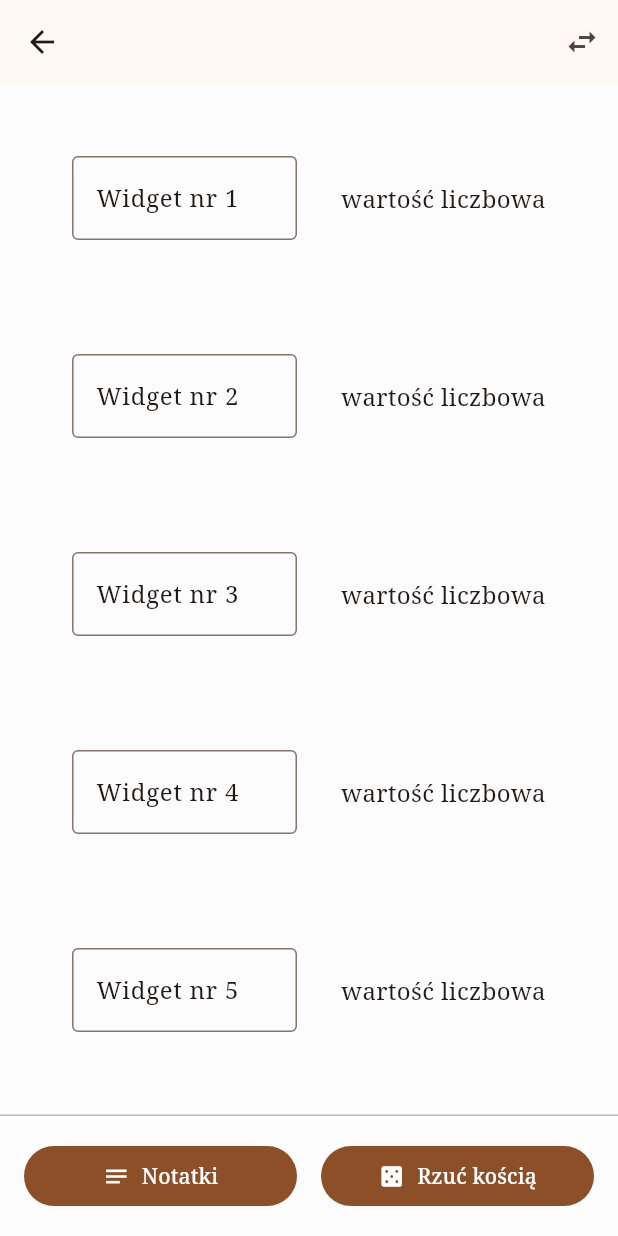
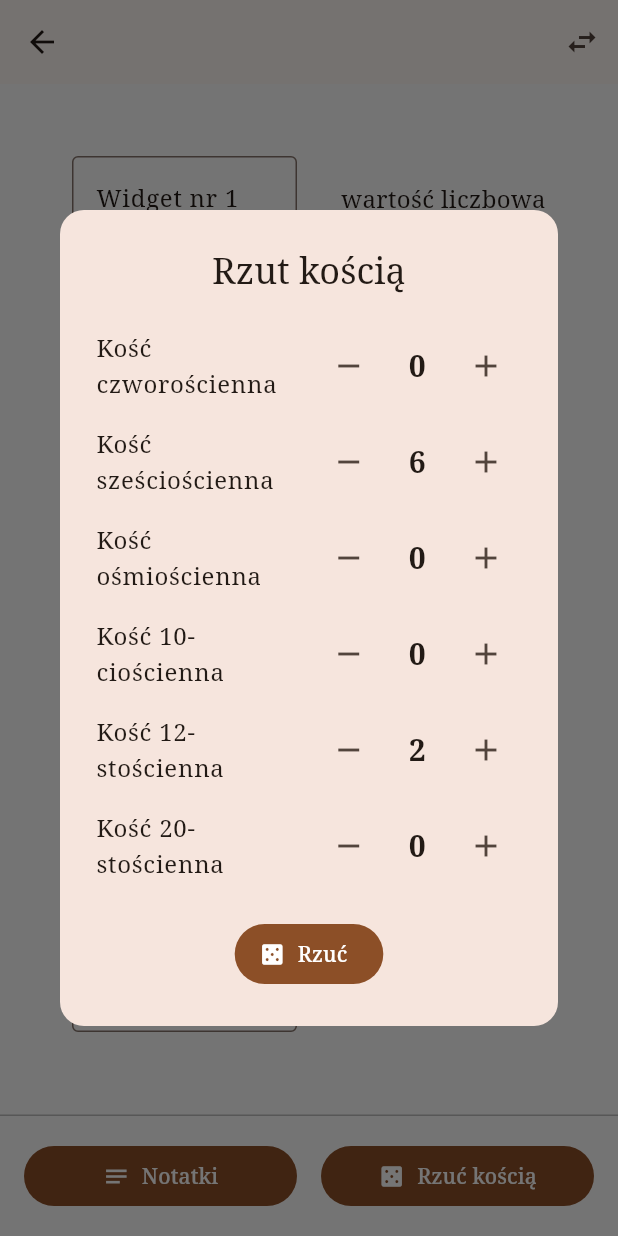
Before and after one commit to NikodemGrzela/RPGMaster, a Flutter app: the CharacterSheetScreen screen opened directly with empty values, after a tap on "Rzuć kością", on a phone screen of 412 x 824 dp. Run offline on Flutter 3.47's test engine with Material 3 defaults, Android fonts, the phone set to English and light mode, and no system bars; our stand-ins replace cloud_firestore, firebase_auth, firebase_core, flutter_riverpod, google_sign_in; accounts and stored records are empty; generated files the repository leaves out were written again.

Commit message:
Dodano rzuty kością

```diff
--- a/rpgmaster/lib/screens/characterSheet/character_sheet.dart
+++ b/rpgmaster/lib/screens/characterSheet/character_sheet.dart
@@ -1,5 +1,6 @@
 import 'package:flutter/material.dart';
 import '../../ui/widgets/attribute_number_field.dart';
+import '../../ui/widgets/dice_roll_dialog.dart';
 
 class CharacterSheetScreen extends StatelessWidget {
   final String characterName;
@@ -92,7 +93,7 @@ class CharacterSheetScreen extends StatelessWidget {
                 Expanded(
                   child: FilledButton(
                     onPressed: () {
-                      // TODO: Nawigacja do rzutu kością
+                      showDiceRollDialog(context);
                     },
                     child: Row(
                       mainAxisAlignment: MainAxisAlignment.center,
--- /dev/null
+++ b/rpgmaster/lib/ui/widgets/dice_roll_dialog.dart
@@ -0,0 +1,143 @@
+import 'package:flutter/material.dart';
+import 'dart:math';
+import 'dice_row.dart';
+
+/// Dialog do rzutu kością
+class DiceRollDialog extends StatefulWidget {
+  const DiceRollDialog({super.key});
+
+  @override
+  State<DiceRollDialog> createState() => _DiceRollDialogState();
+}
+
+class _DiceRollDialogState extends State<DiceRollDialog> {
+  // Stan kości
+  final Map<String, int> diceCount = {
+    'k4': 0,
+    'k6': 6,
+    'k8': 0,
+    'k10': 0,
+    'k12': 2,
+    'k20': 0,
+  };
+
+  // Mapowanie typu kości na liczbę ścianek
+  static const Map<String, int> diceSides = {
+    'k4': 4,
+    'k6': 6,
+    'k8': 8,
+    'k10': 10,
+    'k12': 12,
+    'k20': 20,
+  };
+
+  // Lista nazw kości
+  static const List<MapEntry<String, String>> diceConfig = [
+    MapEntry('k4', 'Kość czworościenna'),
+    MapEntry('k6', 'Kość sześciościenna'),
+    MapEntry('k8', 'Kość ośmiościenna'),
+    MapEntry('k10', 'Kość 10-ciościenna'),
+    MapEntry('k12', 'Kość 12-stościenna'),
+    MapEntry('k20', 'Kość 20-stościenna'),
+  ];
+
+  // Wyniki rzutu
+  List<int>? results;
+  int? total;
+
+  @override
+  Widget build(BuildContext context) {
+    return Dialog(
+      shape: RoundedRectangleBorder(
+        borderRadius: BorderRadius.circular(16),
+      ),
+      child: Padding(
+        padding: const EdgeInsets.all(24.0),
+        child: Column(
+          mainAxisSize: MainAxisSize.min,
+          children: [
+            // Tytuł
+            Text(
+              results == null ? 'Rzut kością' : 'Wyniki rzutu',
+              style: Theme.of(context).textTheme.headlineSmall,
+            ),
+
+            const SizedBox(height: 24),
+
+            // Wyniki (jeśli są)
+            if (results != null) ...[
+              Text(
+                'Wylosował/eś liczby:',
+                style: Theme.of(context).textTheme.bodyMedium,
+              ),
+              const SizedBox(height: 8),
+              Text(
+                results!.join(', '),
+                style: Theme.of(context).textTheme.titleLarge,
+                textAlign: TextAlign.center,
+              ),
+              const SizedBox(height: 16),
+              Text(
+                'Suma: $total',
+                style: Theme.of(context).textTheme.titleMedium?.copyWith(
+                  fontWeight: FontWeight.bold,
+                ),
+              ),
+              const SizedBox(height: 24),
+              FilledButton.icon(
+                onPressed: () => Navigator.pop(context),
+                icon: const Icon(Icons.close),
+                label: const Text('Wyjdź'),
+              ),
+            ]
+            // Wybór kości (jeśli nie ma wyników)
+            else ...[
+              ...diceConfig.map((config) => [
+                DiceRow(
+                  label: config.value,
+                  initialValue: diceCount[config.key]!,
+                  onChanged: (value) => diceCount[config.key] = value,
+                ),
+                const SizedBox(height: 16),
+              ]).expand((widget) => widget),
+
+              const SizedBox(height: 8),
+
+              FilledButton.icon(
+                onPressed: _rollDice,
+                icon: const Icon(Icons.casino),
+                label: const Text('Rzuć'),
+              ),
+            ],
+          ],
+        ),
+      ),
+    );
+  }
+
+  void _rollDice() {
+    final random = Random();
+    final allResults = <int>[];
+
+    // Iteruj przez wszystkie typy kości
+    diceCount.forEach((diceType, count) {
+      final sides = diceSides[diceType]!;
+      for (int i = 0; i < count; i++) {
+        allResults.add(random.nextInt(sides) + 1);
+      }
+    });
+
+    setState(() {
+      results = allResults;
+      total = allResults.fold<int>(0, (sum, value) => sum + value);
+    });
+  }
+}
+
+/// Funkcja pomocnicza do pokazania dialogu
+void showDiceRollDialog(BuildContext context) {
+  showDialog(
+    context: context,
+    builder: (context) => const DiceRollDialog(),
+  );
+}
--- /dev/null
+++ b/rpgmaster/lib/ui/widgets/dice_row.dart
@@ -0,0 +1,34 @@
+import 'package:flutter/material.dart';
+import 'counter_widget.dart';
+
+/// Widget wyświetlający wiersz z nazwą kości i licznikiem
+class DiceRow extends StatelessWidget {
+  final String label;
+  final int initialValue;
+  final ValueChanged<int> onChanged;
+
+  const DiceRow({
+    super.key,
+    required this.label,
+    required this.initialValue,
+    required this.onChanged,
+  });
+
+  @override
+  Widget build(BuildContext context) {
+    return Row(
+      children: [
+        Expanded(
+          child: Text(
+            label,
+            style: Theme.of(context).textTheme.bodyLarge,
+          ),
+        ),
+        CounterWidget(
+          initialValue: initialValue,
+          onChanged: onChanged,
+        ),
+      ],
+    );
+  }
+}
```
